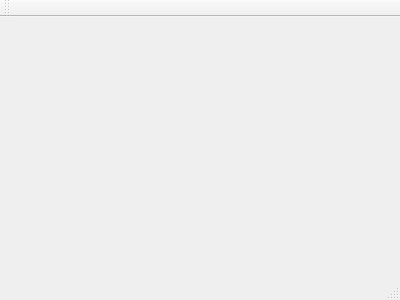
ThomChar/QTProjectCpp, file QtProject/mainwindow.ui: the form before one commit.
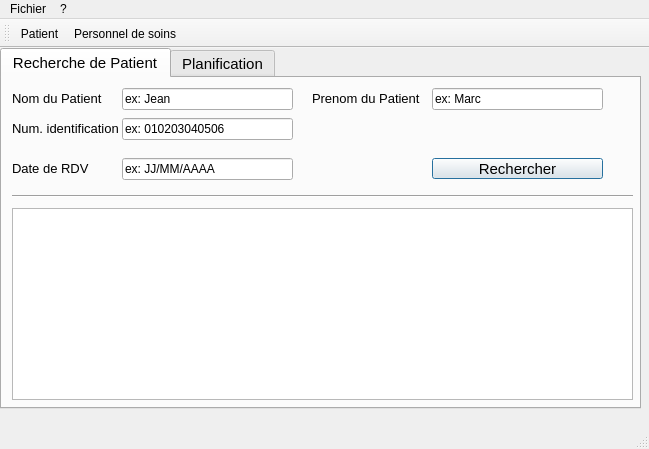
The form after the commit. Icons and pictures are not drawn.

The edit to the form file:
```diff
--- a/QtProject/mainwindow.ui
+++ b/QtProject/mainwindow.ui
@@ -1,24 +1,351 @@
 <ui version="4.0">
  <class>MainWindow</class>
- <widget class="QMainWindow" name="MainWindow" >
-  <property name="geometry" >
+ <widget class="QMainWindow" name="MainWindow">
+  <property name="geometry">
    <rect>
     <x>0</x>
     <y>0</y>
-    <width>400</width>
-    <height>300</height>
+    <width>649</width>
+    <height>449</height>
    </rect>
   </property>
   <property name="windowTitle" >
    <string>MainWindow</string>
   </property>
-  <widget class="QMenuBar" name="menuBar" />
-  <widget class="QToolBar" name="mainToolBar" />
-  <widget class="QWidget" name="centralWidget" />
-  <widget class="QStatusBar" name="statusBar" />
+  <widget class="QWidget" name="centralWidget">
+   <widget class="QTabWidget" name="tabWidget">
+    <property name="geometry">
+     <rect>
+      <x>0</x>
+      <y>0</y>
+      <width>641</width>
+      <height>361</height>
+     </rect>
+    </property>
+    <property name="font">
+     <font>
+      <pointsize>11</pointsize>
+      <weight>50</weight>
+      <italic>false</italic>
+      <bold>false</bold>
+      <underline>false</underline>
+     </font>
+    </property>
+    <property name="contextMenuPolicy">
+     <enum>Qt::ActionsContextMenu</enum>
+    </property>
+    <property name="layoutDirection">
+     <enum>Qt::LeftToRight</enum>
+    </property>
+    <property name="currentIndex">
+     <number>0</number>
+    </property>
+    <widget class="QWidget" name="tab">
+     <attribute name="title">
+      <string>Recherche de Patient</string>
+     </attribute>
+     <widget class="QLabel" name="label_4">
+      <property name="geometry">
+       <rect>
+        <x>310</x>
+        <y>10</y>
+        <width>121</width>
+        <height>21</height>
+       </rect>
+      </property>
+      <property name="font">
+       <font>
+        <pointsize>10</pointsize>
+       </font>
+      </property>
+      <property name="text">
+       <string>Prenom du Patient</string>
+      </property>
+     </widget>
+     <widget class="QLineEdit" name="lineEdit">
+      <property name="geometry">
+       <rect>
+        <x>120</x>
+        <y>80</y>
+        <width>171</width>
+        <height>22</height>
+       </rect>
+      </property>
+      <property name="font">
+       <font>
+        <pointsize>9</pointsize>
+       </font>
+      </property>
+      <property name="mouseTracking">
+       <bool>true</bool>
+      </property>
+      <property name="contextMenuPolicy">
+       <enum>Qt::DefaultContextMenu</enum>
+      </property>
+      <property name="text">
+       <string>ex: JJ/MM/AAAA</string>
+      </property>
+     </widget>
+     <widget class="QLabel" name="label_3">
+      <property name="geometry">
+       <rect>
+        <x>10</x>
+        <y>10</y>
+        <width>101</width>
+        <height>21</height>
+       </rect>
+      </property>
+      <property name="font">
+       <font>
+        <pointsize>10</pointsize>
+       </font>
+      </property>
+      <property name="text">
+       <string>Nom du Patient</string>
+      </property>
+     </widget>
+     <widget class="QLineEdit" name="lineEdit_2">
+      <property name="geometry">
+       <rect>
+        <x>120</x>
+        <y>10</y>
+        <width>171</width>
+        <height>22</height>
+       </rect>
+      </property>
+      <property name="font">
+       <font>
+        <pointsize>9</pointsize>
+       </font>
+      </property>
+      <property name="text">
+       <string>ex: Jean</string>
+      </property>
+     </widget>
+     <widget class="QLineEdit" name="lineEdit_3">
+      <property name="geometry">
+       <rect>
+        <x>430</x>
+        <y>10</y>
+        <width>171</width>
+        <height>22</height>
+       </rect>
+      </property>
+      <property name="font">
+       <font>
+        <pointsize>9</pointsize>
+       </font>
+      </property>
+      <property name="text">
+       <string>ex: Marc</string>
+      </property>
+     </widget>
+     <widget class="QLabel" name="label_2">
+      <property name="geometry">
+       <rect>
+        <x>10</x>
+        <y>80</y>
+        <width>111</width>
+        <height>21</height>
+       </rect>
+      </property>
+      <property name="font">
+       <font>
+        <pointsize>10</pointsize>
+       </font>
+      </property>
+      <property name="text">
+       <string>Date de RDV</string>
+      </property>
+     </widget>
+     <widget class="QLabel" name="label_5">
+      <property name="geometry">
+       <rect>
+        <x>10</x>
+        <y>40</y>
+        <width>121</width>
+        <height>21</height>
+       </rect>
+      </property>
+      <property name="font">
+       <font>
+        <pointsize>10</pointsize>
+       </font>
+      </property>
+      <property name="text">
+       <string>Num. identification</string>
+      </property>
+     </widget>
+     <widget class="QLineEdit" name="lineEdit_4">
+      <property name="geometry">
+       <rect>
+        <x>120</x>
+        <y>40</y>
+        <width>171</width>
+        <height>22</height>
+       </rect>
+      </property>
+      <property name="font">
+       <font>
+        <pointsize>9</pointsize>
+       </font>
+      </property>
+      <property name="text">
+       <string>ex: 010203040506</string>
+      </property>
+     </widget>
+     <widget class="Line" name="line">
+      <property name="geometry">
+       <rect>
+        <x>10</x>
+        <y>110</y>
+        <width>621</width>
+        <height>16</height>
+       </rect>
+      </property>
+      <property name="orientation">
+       <enum>Qt::Horizontal</enum>
+      </property>
+     </widget>
+     <widget class="QTableView" name="tableView">
+      <property name="geometry">
+       <rect>
+        <x>10</x>
+        <y>130</y>
+        <width>621</width>
+        <height>192</height>
+       </rect>
+      </property>
+     </widget>
+     <widget class="QToolButton" name="toolButton">
+      <property name="geometry">
+       <rect>
+        <x>290</x>
+        <y>80</y>
+        <width>31</width>
+        <height>21</height>
+       </rect>
+      </property>
+      <property name="text">
+       <string/>
+      </property>
+      <property name="icon">
+       <iconset>
+        <normaloff>ressources/calender_icon.png</normaloff>ressources/calender_icon.png</iconset>
+      </property>
+      <property name="autoRaise">
+       <bool>true</bool>
+      </property>
+     </widget>
+     <widget class="QPushButton" name="pushButton">
+      <property name="geometry">
+       <rect>
+        <x>430</x>
+        <y>80</y>
+        <width>171</width>
+        <height>21</height>
+       </rect>
+      </property>
+      <property name="font">
+       <font>
+        <pointsize>11</pointsize>
+       </font>
+      </property>
+      <property name="text">
+       <string>Rechercher</string>
+      </property>
+      <property name="autoDefault">
+       <bool>false</bool>
+      </property>
+      <property name="default">
+       <bool>true</bool>
+      </property>
+     </widget>
+    </widget>
+    <widget class="QWidget" name="tab_2">
+     <attribute name="title">
+      <string>Planification</string>
+     </attribute>
+    </widget>
+   </widget>
+  </widget>
+  <widget class="QMenuBar" name="menuBar">
+   <property name="geometry">
+    <rect>
+     <x>0</x>
+     <y>0</y>
+     <width>649</width>
+     <height>21</height>
+    </rect>
+   </property>
+   <widget class="QMenu" name="menuFile">
+    <property name="title">
+     <string>Fichier</string>
+    </property>
+    <widget class="QMenu" name="menuAjouter">
+     <property name="title">
+      <string>Ajouter</string>
+     </property>
+     <addaction name="actionPatient"/>
+     <addaction name="actionPersonnel_de_soins"/>
+    </widget>
+    <addaction name="menuAjouter"/>
+    <addaction name="actionQuitter"/>
+   </widget>
+   <widget class="QMenu" name="menu">
+    <property name="title">
+     <string>?</string>
+    </property>
+    <addaction name="actionA_propos"/>
+   </widget>
+   <addaction name="menuFile"/>
+   <addaction name="menu"/>
+  </widget>
+  <widget class="QToolBar" name="mainToolBar">
+   <attribute name="toolBarArea">
+    <enum>TopToolBarArea</enum>
+   </attribute>
+   <attribute name="toolBarBreak">
+    <bool>false</bool>
+   </attribute>
+   <addaction name="actionPatient"/>
+   <addaction name="actionPersonnel_de_soins"/>
+  </widget>
+  <widget class="QStatusBar" name="statusBar"/>
+  <action name="actionQuitter">
+   <property name="icon">
+    <iconset>
+     <normaloff>ressources/quitter_icon.png</normaloff>ressources/quitter_icon.png</iconset>
+   </property>
+   <property name="text">
+    <string>Quitter</string>
+   </property>
+  </action>
+  <action name="actionPatient">
+   <property name="icon">
+    <iconset>
+     <normaloff>ressources/Patient_icon2.png</normaloff>ressources/Patient_icon2.png</iconset>
+   </property>
+   <property name="text">
+    <string>Patient</string>
+   </property>
+  </action>
+  <action name="actionPersonnel_de_soins">
+   <property name="icon">
+    <iconset>
+     <normaloff>ressources/Personnel2_icon.jpg</normaloff>ressources/Personnel2_icon.jpg</iconset>
+   </property>
+   <property name="text">
+    <string>Personnel de soins</string>
+   </property>
+  </action>
+  <action name="actionA_propos">
+   <property name="text">
+    <string>A propos</string>
+   </property>
+  </action>
  </widget>
- <layoutDefault spacing="6" margin="11" />
- <pixmapfunction></pixmapfunction>
+ <layoutdefault spacing="6" margin="11"/>
  <resources/>
  <connections/>
 </ui>
```
Left out of the diff: 3 changed lines with no effect on the pictures.
